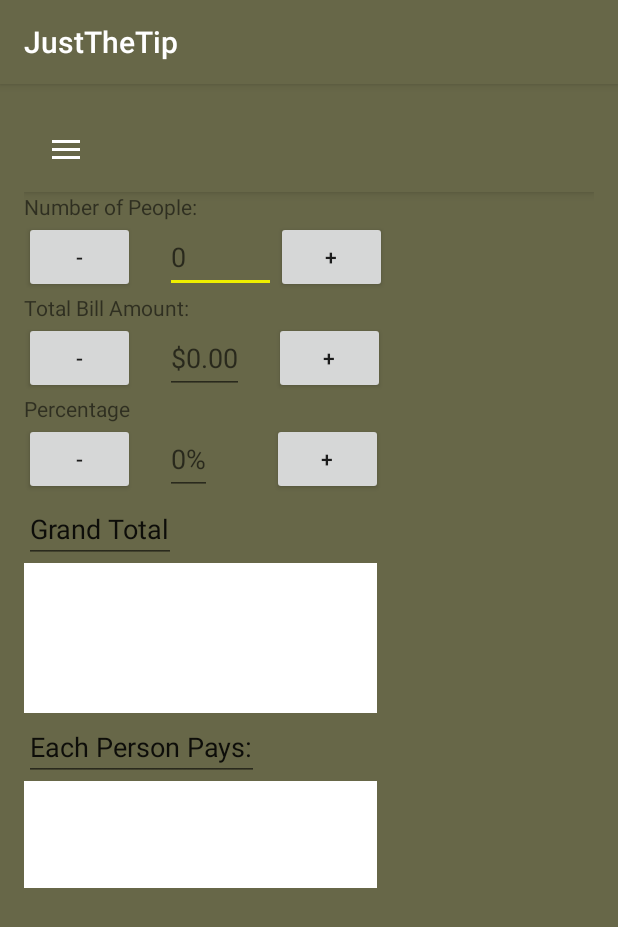
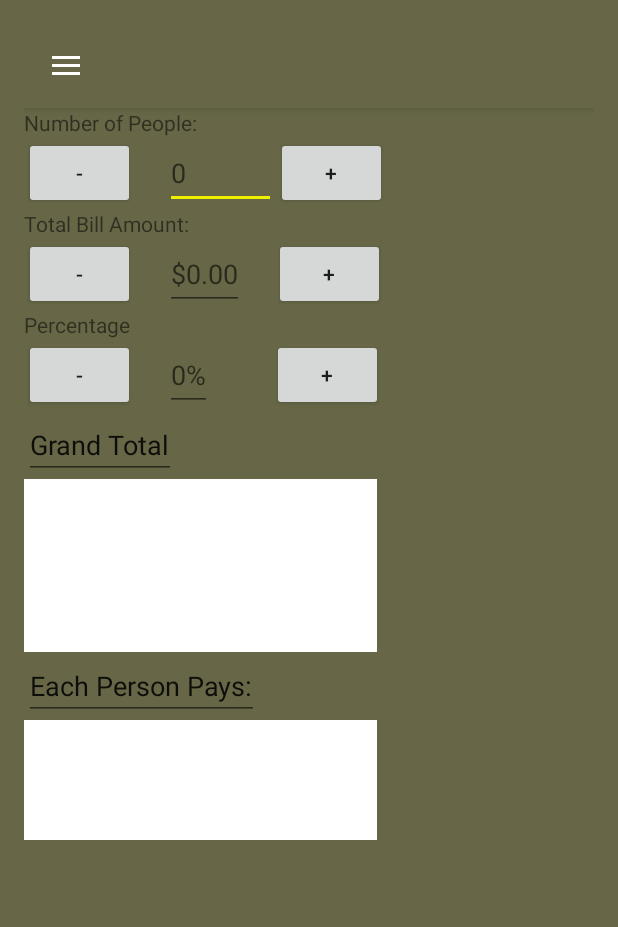
Before and after one commit to Squiggee/JustTheTip, an Android app: the MainActivity screen opened directly, with no data from a screen before it, on a phone screen of 412 x 824 dp. Shown: the top 927 px of the screen. Run offline under Robolectric (Android 15) with nearby library versions, the phone set to English and light mode, and no system bars.

Commit message:
not sure what I changed

```diff
--- a/app/src/main/java/com/main/justthetip/MainActivity.java
+++ b/app/src/main/java/com/main/justthetip/MainActivity.java
@@ -22,7 +22,7 @@ public class MainActivity extends AppCompatActivity implements NavigationView.On
     Button add;
     Button subtract;
     EditText value;
-    int counter = 0;
+    int people_counter = 0;
 
     @Override
     protected void onCreate(Bundle savedInstanceState) {
@@ -45,8 +45,17 @@ public class MainActivity extends AppCompatActivity implements NavigationView.On
         subtract.setOnClickListener(new View.OnClickListener() {
             @Override
             public void onClick(View view) {
-                counter--;
-                value.setText(String.valueOf(counter)); // create an
+                people_counter--;
+                value.setText(String.valueOf(people_counter)); // create an
+            }
+        });
+
+        add = (Button) findViewById(R.id.add_people);
+        add.setOnClickListener(new View.OnClickListener() {
+            @Override
+            public void onClick(View view) {
+                people_counter++;
+                value.setText(String.valueOf(people_counter));
             }
         });
 
--- a/app/src/main/res/layout/main_content.xml
+++ b/app/src/main/res/layout/main_content.xml
@@ -37,8 +37,9 @@
         <Button
             android:layout_width="74dp"
             android:layout_height="wrap_content"
+            android:id="@+id/subtract_people"
             android:text="-" />
-        <EditText
+         <EditText
             android:layout_width="74dp"
             android:layout_height="match_parent"
             android:id="@+id/people"
@@ -49,7 +50,7 @@
         <Button
             android:layout_width="74dp"
             android:layout_height="wrap_content"
-            android:id="@+id/subtract_people"
+            android:id="@+id/add_people"
             android:layout_marginStart="0dp"
             android:text="+"
             android:layout_marginLeft="0dp" />
--- a/app/src/main/res/values/styles.xml
+++ b/app/src/main/res/values/styles.xml
@@ -54,6 +54,10 @@
         <item name="colorPrimary">@color/colorPrimary5</item>
         <item name="colorPrimaryDark">@color/colorPrimaryDark5</item>
         <item name="colorAccent">@color/colorAccent5</item>
+        <item name="windowNoTitle">true</item>
+        <item name="windowActionBar">false</item>
+        <item name="android:windowFullscreen">true</item>
+        <item name="android:windowContentOverlay">@null</item>
 
 
     </style>
```
